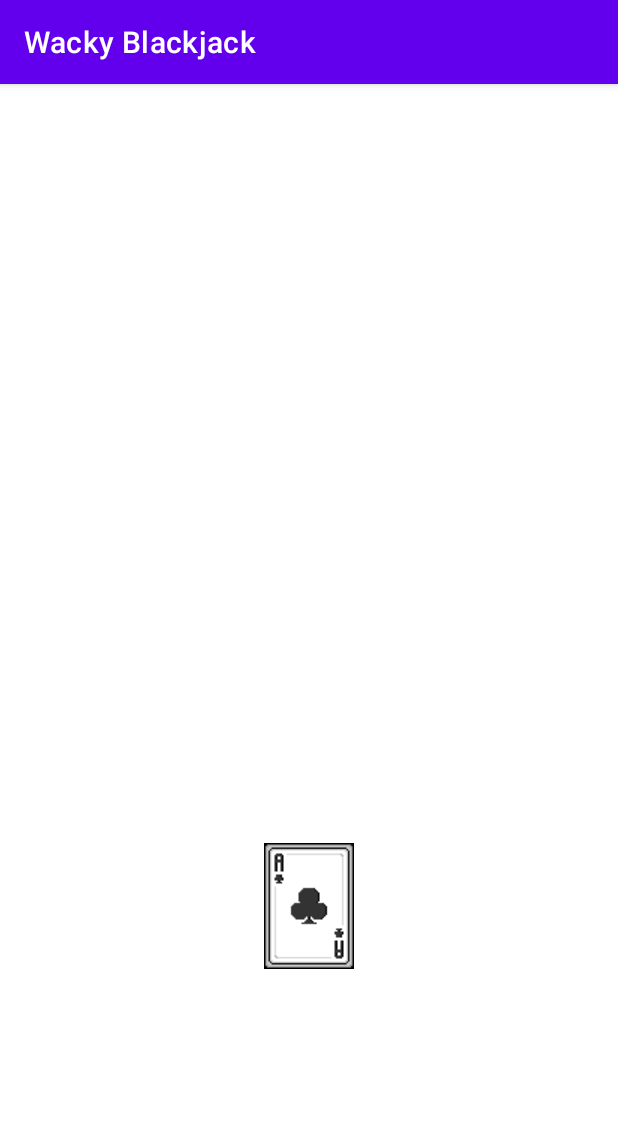
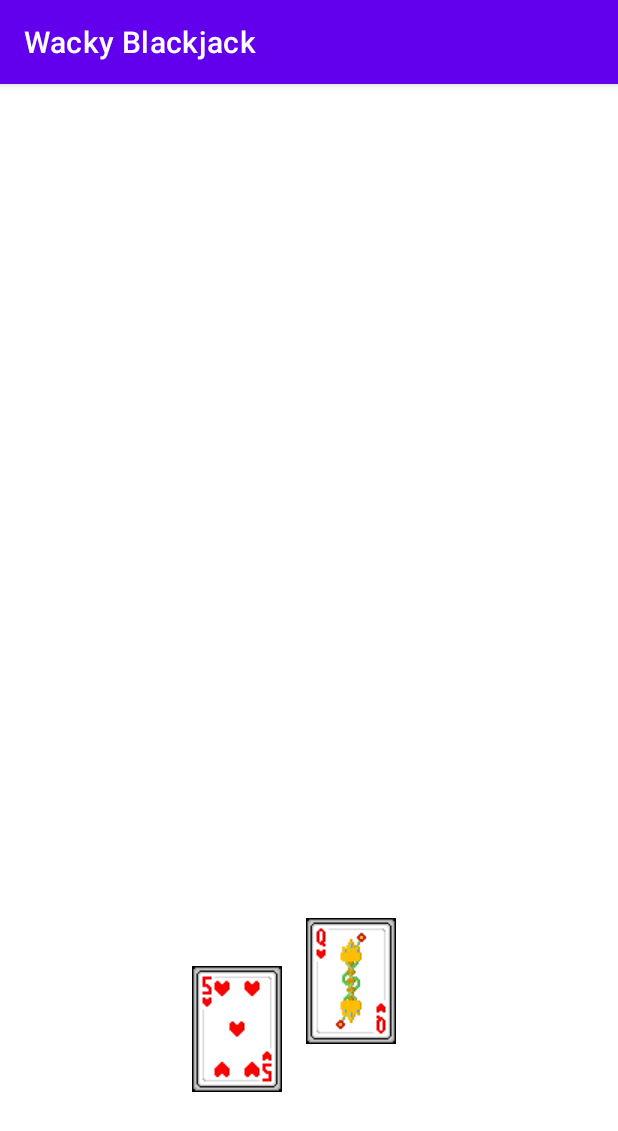
Before and after one commit to y0shK/WackyBlackjack, an Android app: the GameScreen screen opened directly, with no data from a screen before it, on a phone screen of 412 x 824 dp. Shown: the top 1131 px of the screen. Run offline under Robolectric (Android 15) with nearby library versions, the phone set to English and light mode, and no system bars.

Commit message:
implement randomly choosing two cards for the player at game start and calculate their running count

```diff
--- a/app/src/main/java/com/example/power_upblackjack/GameScreen.java
+++ b/app/src/main/java/com/example/power_upblackjack/GameScreen.java
@@ -39,6 +39,15 @@ public class GameScreen extends AppCompatActivity {
 
         Intent playGameIntent = getIntent();
     }
+
+    // https://stackoverflow.com/questions/18703841/call-method-on-activity-load-android
+    @Override
+    protected void onStart()
+    {
+        super.onStart();
+        getRandomCard();
+    }
+
 
     /*
     // https://stackoverflow.com/questions/3571223/how-do-i-get-the-file-extension-of-a-file-in-java
@@ -96,8 +105,9 @@ public class GameScreen extends AppCompatActivity {
     }
     */
 
-    public void dealCards(View view) {
-        ImageView img = ((ImageView)findViewById(R.id.playerCard1));
+    public void getRandomCard() {
+        ImageView img1 = ((ImageView)findViewById(R.id.playerCard1));
+        ImageView img2 = ((ImageView)findViewById(R.id.playerCard2));
 
         // take the values from arrays.xml and create a TypedArray
         // then select a random array element and set the image resource accordingly
@@ -105,8 +115,63 @@ public class GameScreen extends AppCompatActivity {
 
         // https://stackoverflow.com/questions/3497074/how-to-select-from-resources-randomly-r-drawable-xxxx
         TypedArray images = getResources().obtainTypedArray(R.array.apptour);
-        int choice = (int) (Math.random() * images.length());
-        img.setImageResource(images.getResourceId(choice, R.drawable.ace_clubs_white_png));
+        int choice1 = (int) (Math.random() * images.length());
+        int choice2 = (int) (Math.random() * images.length());
+
+        img1.setImageResource(images.getResourceId(choice1, R.drawable.back_red_basic)); // random png
+        img2.setImageResource(images.getResourceId(choice2, R.drawable.back_red_basic)); // random png
+
+        img1.setTag(images.getResourceId(choice1, R.drawable.back_red_basic));
+        img2.setTag(images.getResourceId(choice2, R.drawable.back_red_basic));
+
+        // figure out the cumulative value of each of the player's cards
+
+        String cardValue1 = images.getString(choice1);
+        String cardValue2 = images.getString(choice2);
+        int runningCount = 0;
+
+        String[] valueNum = {"2", "3", "4", "5", "6", "7", "8", "9", "10"};
+        String[] valueFace = {"jack", "queen", "king"};
+
+        for (String value : valueNum) {
+            if (cardValue1.contains(value)) {
+                runningCount += Integer.parseInt(value);
+            }
+            if (cardValue2.contains(value)) {
+                runningCount += Integer.parseInt(value);
+            }
+        }
+
+        for (String value : valueFace) {
+            if (cardValue1.contains(value)) {
+                runningCount += 10; // jack, queen, and king are all 10
+            }
+            if (cardValue2.contains(value)) {
+                runningCount += 10;
+            }
+        }
+
+        // for ace, it counts as 11 unless it would bust ( > 21), in which case it counts as 1
+        if (cardValue1.contains("ace")) {
+            if ((runningCount + 11) <= 21) {
+                runningCount += 11;
+            }
+            else { // > 21
+                runningCount += 1;
+            }
+        }
+        if (cardValue2.contains("ace")) {
+            if ((runningCount + 11) <= 21) {
+                runningCount += 11;
+            }
+            else { // > 21
+                runningCount += 1;
+            }
+        }
+
+        System.out.println(runningCount);
+
         images.recycle(); // https://stackoverflow.com/questions/21354501/typed-array-should-be-recycled-after-use-with-recycle
     }
+
 }
--- a/app/src/main/res/layout/activity_game_screen.xml
+++ b/app/src/main/res/layout/activity_game_screen.xml
@@ -10,10 +10,20 @@
         android:id="@+id/playerCard1"
         android:layout_width="wrap_content"
         android:layout_height="wrap_content"
-        android:layout_marginBottom="178dp"
-        android:onClick="dealCards"
+        android:layout_marginStart="128dp"
+        android:layout_marginBottom="96dp"
         app:layout_constraintBottom_toBottomOf="parent"
-        app:layout_constraintEnd_toEndOf="parent"
         app:layout_constraintStart_toStartOf="parent"
-        app:srcCompat="@drawable/ace_clubs_white_png" />
+        app:srcCompat="@drawable/back_red_basic" />
+
+    <ImageView
+        android:id="@+id/playerCard2"
+        android:layout_width="wrap_content"
+        android:layout_height="wrap_content"
+        android:layout_marginStart="16dp"
+        android:layout_marginBottom="128dp"
+        app:layout_constraintBottom_toBottomOf="parent"
+        app:layout_constraintStart_toEndOf="@+id/playerCard1"
+        app:srcCompat="@drawable/back_red_basic" />
+
 </androidx.constraintlayout.widget.ConstraintLayout>
--- a/app/src/main/res/values/arrays.xml
+++ b/app/src/main/res/values/arrays.xml
@@ -10,6 +10,51 @@
         <item>@drawable/diamonds_white_2_png</item>
         <item>@drawable/hearts_white_2_png</item>
         <item>@drawable/spades_white_2_png</item>
+        <item>@drawable/clubs_white_3_png</item>
+        <item>@drawable/diamonds_white_3_png</item>
+        <item>@drawable/hearts_white_3_png</item>
+        <item>@drawable/spades_white_3_png</item>
+        <item>@drawable/clubs_white_4_png</item>
+        <item>@drawable/diamonds_white_4_png</item>
+        <item>@drawable/hearts_white_4_png</item>
+        <item>@drawable/spades_white_4_png</item>
+        <item>@drawable/clubs_white_5_png</item>
+        <item>@drawable/diamonds_white_5_png</item>
+        <item>@drawable/hearts_white_5_png</item>
+        <item>@drawable/spades_white_5_png</item>
+        <item>@drawable/clubs_white_6_png</item>
+        <item>@drawable/diamonds_white_6_png</item>
+        <item>@drawable/hearts_white_6_png</item>
+        <item>@drawable/spades_white_6_png</item>
+        <item>@drawable/clubs_white_7_png</item>
+        <item>@drawable/diamonds_white_7_png</item>
+        <item>@drawable/hearts_white_7_png</item>
+        <item>@drawable/spades_white_7_png</item>
+        <item>@drawable/clubs_white_8_png</item>
+        <item>@drawable/diamonds_white_8_png</item>
+        <item>@drawable/hearts_white_8_png</item>
+        <item>@drawable/spades_white_8_png</item>
+        <item>@drawable/clubs_white_9_png</item>
+        <item>@drawable/diamonds_white_9_png</item>
+        <item>@drawable/hearts_white_9_png</item>
+        <item>@drawable/spades_white_9_png</item>
+        <item>@drawable/clubs_white_10_png</item>
+        <item>@drawable/diamonds_white_10_png</item>
+        <item>@drawable/hearts_white_10_png</item>
+        <item>@drawable/spades_white_10_png</item>
+        <item>@drawable/jack_clubs_white_png</item>
+        <item>@drawable/jack_diamonds_white_png</item>
+        <item>@drawable/jack_hearts_white_png</item>
+        <item>@drawable/jack_spades_white_png</item>
+        <item>@drawable/queen_clubs_white_png</item>
+        <item>@drawable/queen_diamonds_white_png</item>
+        <item>@drawable/queen_hearts_white_png</item>
+        <item>@drawable/queen_spades_white_png</item>
+        <item>@drawable/king_clubs_white_png</item>
+        <item>@drawable/king_diamonds_white_png</item>
+        <item>@drawable/king_hearts_white_png</item>
+        <item>@drawable/king_spades_white_png</item>
+
     </array>
 
 </resources>
--- a/app/src/main/res/values/strings.xml
+++ b/app/src/main/res/values/strings.xml
@@ -2,4 +2,5 @@
     <string name="app_name">Wacky Blackjack</string>
     <string name="play_game_button">Play Game</string>
     <string name="options">Options</string>
+    <string name="running_count">Hello</string>
 </resources>
```
Also changed, not shown: app/src/main/res/drawable/back_blue_basic_white.png (added), app/src/main/res/drawable/back_red_basic.png (added).
